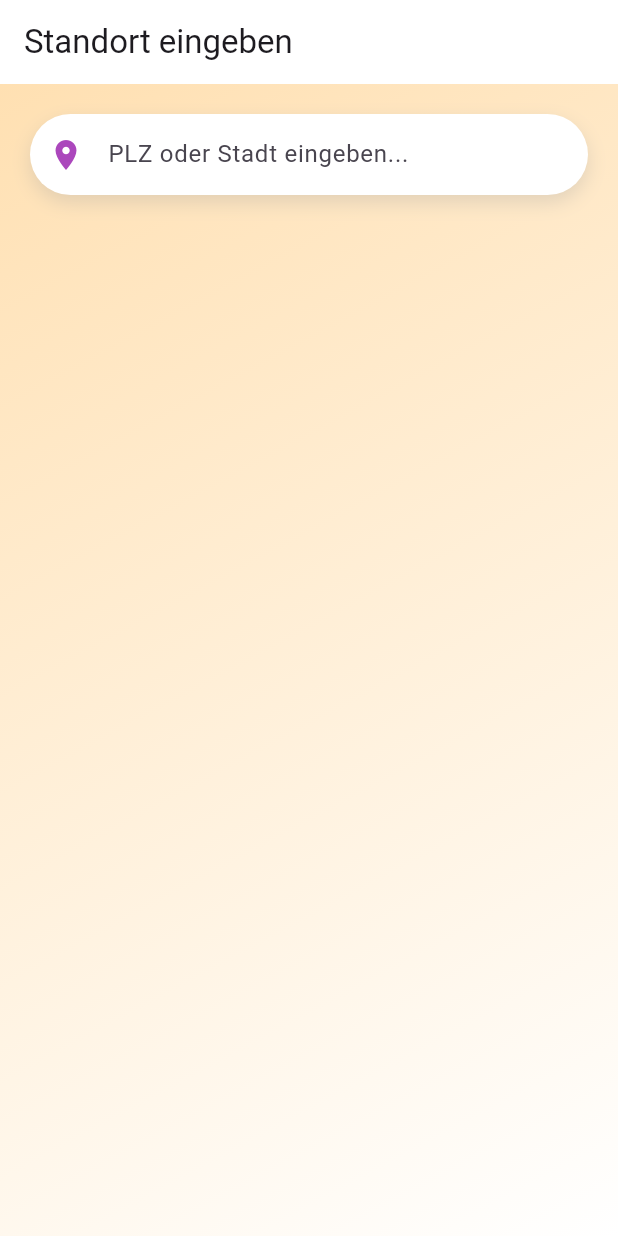
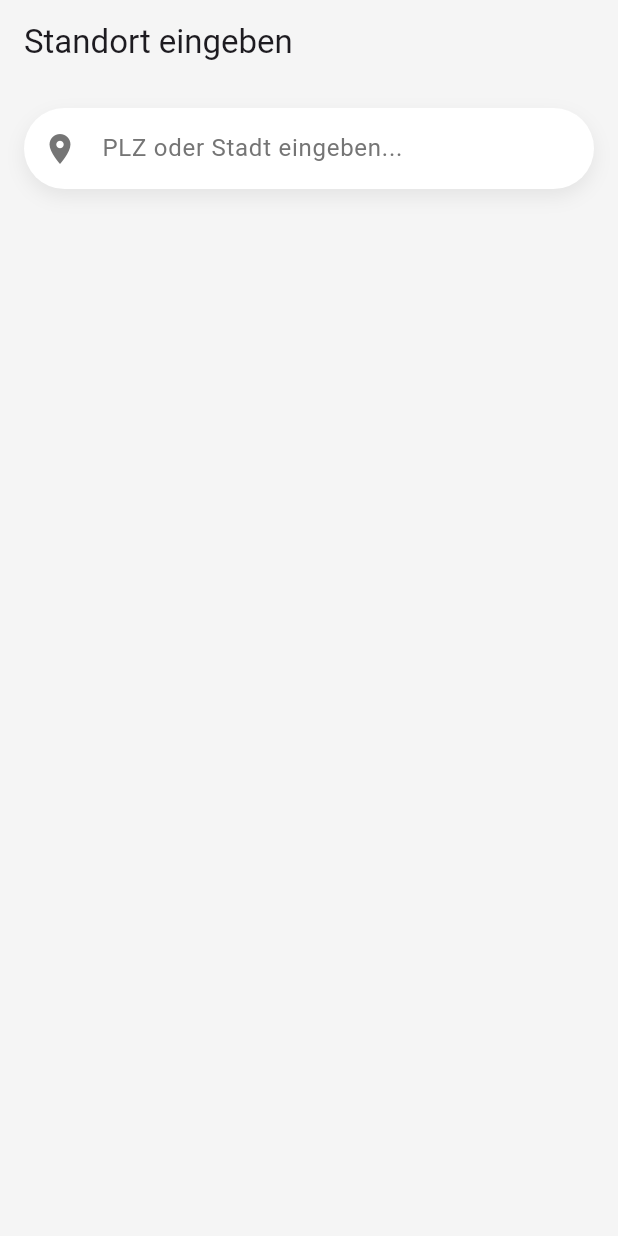
Before and after one commit to kerimio/trprosop, a Flutter app: the screen it shows after launch, on a phone screen of 412 x 824 dp. Run offline on Flutter 3.47's test engine with Material 3 defaults, Android fonts, the light colour scheme and no system bars; our stand-ins replace geolocator.

Commit message:
improvements kp was

```diff
--- a/prospapp/lib/main.dart
+++ b/prospapp/lib/main.dart
@@ -15,20 +15,20 @@ class ProspektApp extends StatelessWidget {
     return MaterialApp(
       title: 'Prospekt App',
       theme: ThemeData(
-        primaryColor: const Color(0xFF26C6DA),
-        scaffoldBackgroundColor: Colors.white,
+        primaryColor: const Color(0xFF4CAF50), // Grün
+        scaffoldBackgroundColor: const Color(0xFFF5F5F5), // Heller Hintergrund
         textTheme: const TextTheme(
           headlineLarge: TextStyle(
             fontFamily: 'Nunito',
             fontWeight: FontWeight.w800,
             fontSize: 28,
-            color: Color(0xFF212121),
+            color: Color(0xFF212121), // Dunkelgrau
           ),
           bodyMedium: TextStyle(
             fontFamily: 'Nunito',
             fontWeight: FontWeight.normal,
-            fontSize: 16,
-            color: Color(0xFF757575),
+            fontSize: 14,
+            color: Color(0xFF757575), // Grau
           ),
           labelLarge: TextStyle(
             fontFamily: 'Nunito',
@@ -39,8 +39,8 @@ class ProspektApp extends StatelessWidget {
         ),
         elevatedButtonTheme: ElevatedButtonThemeData(
           style: ElevatedButton.styleFrom(
-            backgroundColor: const Color(0xFFFF8C00),
-            foregroundColor: const Color(0xFFFFA726),
+            backgroundColor: const Color(0xFF4CAF50), // Grün
+            foregroundColor: Colors.white,
             padding: const EdgeInsets.symmetric(horizontal: 30, vertical: 15),
             shape: RoundedRectangleBorder(borderRadius: BorderRadius.circular(30)),
             elevation: 5,
@@ -48,7 +48,7 @@ class ProspektApp extends StatelessWidget {
         ),
         cardTheme: CardTheme(
           elevation: 5,
-          shape: RoundedRectangleBorder(borderRadius: BorderRadius.circular(20)),
+          shape: RoundedRectangleBorder(borderRadius: BorderRadius.circular(15)),
           color: Colors.white,
         ),
         visualDensity: VisualDensity.adaptivePlatformDensity,
--- a/prospapp/lib/screens/location_input_screen.dart
+++ b/prospapp/lib/screens/location_input_screen.dart
@@ -1,7 +1,6 @@
 import 'package:flutter/material.dart';
 import 'package:http/http.dart' as http;
 import 'dart:convert';
-// Entferne 'prospect_gallery_screen.dart', da wir ProspectDetailScreen nutzen
 
 class LocationInputScreen extends StatefulWidget {
   const LocationInputScreen({super.key});
@@ -13,7 +12,7 @@ class LocationInputScreen extends StatefulWidget {
 class _LocationInputScreenState extends State<LocationInputScreen> {
   final TextEditingController _controller = TextEditingController();
   List<Map<String, dynamic>> _suggestions = [];
-  final String _apiKey = 'AIzaSyD6fPkN_hPJyCORGTAUnlnCYxTNIndG8zM'; // Dein Key
+  final String _apiKey = 'MY:API'; // Dein Key
 
   @override
   void dispose() {
@@ -90,23 +89,17 @@ class _LocationInputScreenState extends State<LocationInputScreen> {
   @override
   Widget build(BuildContext context) {
     return Scaffold(
+      backgroundColor: const Color(0xFFF5F5F5), // Heller Hintergrund
       appBar: AppBar(
         title: const Text('Standort eingeben'),
         backgroundColor: Colors.transparent,
         elevation: 0,
+        iconTheme: const IconThemeData(color: Color(0xFF212121)), // Dunkelgrau
       ),
-      body: Container(
-        decoration: const BoxDecoration(
-          gradient: LinearGradient(
-            begin: Alignment.topLeft,
-            end: Alignment.bottomRight,
-            colors: [Color(0xFFFFE0B2), Colors.white],
-          ),
-        ),
-        child: Column(
+      body: Column(
         children: [
           Padding(
-              padding: const EdgeInsets.all(20.0),
+            padding: const EdgeInsets.all(16.0),
             child: AnimatedContainer(
               duration: const Duration(milliseconds: 300),
               decoration: BoxDecoration(
@@ -114,7 +107,7 @@ class _LocationInputScreenState extends State<LocationInputScreen> {
                 borderRadius: BorderRadius.circular(30),
                 boxShadow: [
                   BoxShadow(
-                      color: Colors.grey.withOpacity(0.3),
+                    color: Colors.grey.withOpacity(0.2),
                     blurRadius: 10,
                     offset: const Offset(0, 5),
                   ),
@@ -124,8 +117,9 @@ class _LocationInputScreenState extends State<LocationInputScreen> {
                 controller: _controller,
                 decoration: InputDecoration(
                   hintText: 'PLZ oder Stadt eingeben...',
+                  hintStyle: const TextStyle(color: Color(0xFF757575)), // Grau
                   border: InputBorder.none,
-                    prefixIcon: const Icon(Icons.location_on, color: Color(0xFFAB47BC)),
+                  prefixIcon: const Icon(Icons.location_on, color: Color(0xFF757575)),
                   contentPadding: const EdgeInsets.symmetric(horizontal: 20, vertical: 15),
                 ),
                 onChanged: (value) => _fetchSuggestions(value),
@@ -137,12 +131,15 @@ class _LocationInputScreenState extends State<LocationInputScreen> {
               itemCount: _suggestions.length,
               itemBuilder: (context, index) {
                 return ListTile(
-                    leading: const Icon(Icons.location_city, color: Color(0xFFAB47BC)),
-                    title: Text(_suggestions[index]['description']),
+                  leading: const Icon(Icons.location_city, color: Color(0xFF757575)),
+                  title: Text(
+                    _suggestions[index]['description'],
+                    style: const TextStyle(color: Color(0xFF212121)), // Dunkelgrau
+                  ),
                   onTap: () async {
                     try {
                       String coordinates = await _getCoordinates(_suggestions[index]['placeId']);
-                        Navigator.pop(context, coordinates); // Rückgabe des Standorts
+                      Navigator.pop(context, coordinates);
                     } catch (e) {
                       ScaffoldMessenger.of(context).showSnackBar(
                         SnackBar(content: Text('Fehler: $e')),
@@ -155,7 +152,6 @@ class _LocationInputScreenState extends State<LocationInputScreen> {
           ),
         ],
       ),
-      ),
     );
   }
 }
```
Also changed, not shown: prospapp/lib/screens/home_screen.dart (+200 -67 lines), 1 other file. Lines whose indentation alone changed are shown as unchanged.
